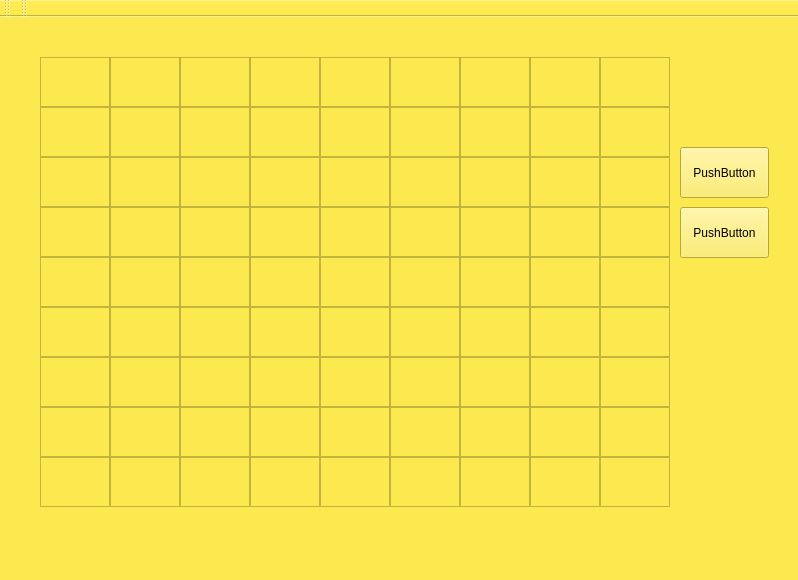
Old version of the form gui/mainwindow.ui in the repository fastz123/EmbededSW_Proj.
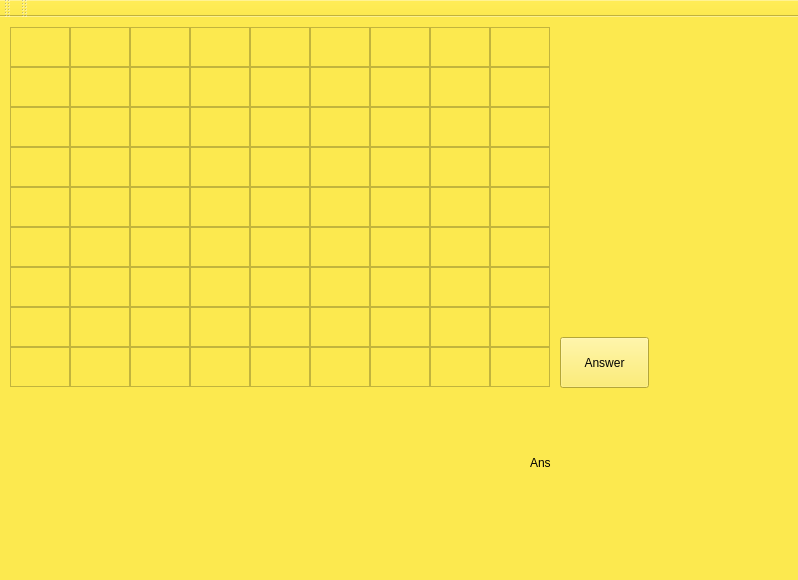
New version of the form.

Commit message: reduce 9x9 cell size

Patch:
```diff
--- a/gui/mainwindow.ui
+++ b/gui/mainwindow.ui
@@ -20,60 +20,39 @@
    <string notr="true">background-color: rgb(252, 233, 79);</string>
   </property>
   <widget class="QWidget" name="centralWidget">
-   <widget class="QTextEdit" name="textEdit_7">
+   <widget class="QTextEdit" name="textEdit_2">
     <property name="geometry">
      <rect>
-      <x>110</x>
-      <y>40</y>
-      <width>70</width>
-      <height>50</height>
+      <x>70</x>
+      <y>10</y>
+      <width>60</width>
+      <height>40</height>
      </rect>
     </property>
     <property name="styleSheet">
      <string notr="true">color: qlineargradient(spread:pad, x1:0, y1:0, x2:1, y2:0, stop:0 rgba(0, 0, 0, 255), stop:1 rgba(255, 255, 255, 255));</string>
     </property>
    </widget>
-   <widget class="QTextEdit" name="textEdit_8">
+   <widget class="QTextEdit" name="textEdit_3">
     <property name="geometry">
      <rect>
-      <x>40</x>
-      <y>40</y>
-      <width>70</width>
-      <height>50</height>
-     </rect>
-    </property>
-    <property name="styleSheet">
-     <string notr="true">gridline-color: rgb(0, 0, 0);</string>
-    </property>
-    <property name="html">
-     <string>&lt;!DOCTYPE HTML PUBLIC &quot;-//W3C//DTD HTML 4.0//EN&quot; &quot;http://www.w3.org/TR/REC-html40/strict.dtd&quot;&gt;
-&lt;html&gt;&lt;head&gt;&lt;meta name=&quot;qrichtext&quot; content=&quot;1&quot; /&gt;&lt;style type=&quot;text/css&quot;&gt;
-p, li { white-space: pre-wrap; }
-&lt;/style&gt;&lt;/head&gt;&lt;body style=&quot; font-family:'Ubuntu'; font-size:11pt; font-weight:400; font-style:normal;&quot;&gt;
-&lt;p align=&quot;center&quot; style=&quot;-qt-paragraph-type:empty; margin-top:0px; margin-bottom:0px; margin-left:0px; margin-right:0px; -qt-block-indent:0; text-indent:0px;&quot;&gt;&lt;br /&gt;&lt;/p&gt;
-&lt;p align=&quot;center&quot; style=&quot;-qt-paragraph-type:empty; margin-top:0px; margin-bottom:0px; margin-left:0px; margin-right:0px; -qt-block-indent:0; text-indent:0px;&quot;&gt;&lt;br /&gt;&lt;/p&gt;&lt;/body&gt;&lt;/html&gt;</string>
-    </property>
-   </widget>
-   <widget class="QTextEdit" name="textEdit_9">
-    <property name="geometry">
-     <rect>
-      <x>180</x>
-      <y>40</y>
-      <width>70</width>
-      <height>50</height>
+      <x>130</x>
+      <y>10</y>
+      <width>60</width>
+      <height>40</height>
      </rect>
     </property>
     <property name="styleSheet">
      <string notr="true">border-color: rgb(0, 0, 0);</string>
     </property>
    </widget>
-   <widget class="QTextEdit" name="textEdit_10">
+   <widget class="QTextEdit" name="textEdit_4">
     <property name="geometry">
      <rect>
-      <x>250</x>
-      <y>40</y>
-      <width>70</width>
-      <height>50</height>
+      <x>190</x>
+      <y>10</y>
+      <width>60</width>
+      <height>40</height>
      </rect>
     </property>
     <property name="styleSheet">
@@ -87,483 +66,483 @@
    <widget class="QTextEdit" name="textEdit_11">
     <property name="geometry">
      <rect>
-      <x>530</x>
-      <y>40</y>
-      <width>70</width>
-      <height>50</height>
+      <x>430</x>
+      <y>10</y>
+      <width>60</width>
+      <height>40</height>
      </rect>
     </property>
    </widget>
-   <widget class="QTextEdit" name="textEdit_12">
+   <widget class="QTextEdit" name="textEdit_6">
     <property name="geometry">
      <rect>
-      <x>390</x>
-      <y>40</y>
-      <width>70</width>
-      <height>50</height>
+      <x>310</x>
+      <y>10</y>
+      <width>60</width>
+      <height>40</height>
+     </rect>
+    </property>
+   </widget>
+   <widget class="QTextEdit" name="textEdit_7">
+    <property name="geometry">
+     <rect>
+      <x>370</x>
+      <y>10</y>
+      <width>60</width>
+      <height>40</height>
+     </rect>
+    </property>
+   </widget>
+   <widget class="QTextEdit" name="textEdit_5">
+    <property name="geometry">
+     <rect>
+      <x>250</x>
+      <y>10</y>
+      <width>60</width>
+      <height>40</height>
+     </rect>
+    </property>
+   </widget>
+   <widget class="QTextEdit" name="textEdit_9">
+    <property name="geometry">
+     <rect>
+      <x>490</x>
+      <y>10</y>
+      <width>60</width>
+      <height>40</height>
+     </rect>
+    </property>
+   </widget>
+   <widget class="QTextEdit" name="textEdit_18">
+    <property name="geometry">
+     <rect>
+      <x>490</x>
+      <y>50</y>
+      <width>60</width>
+      <height>40</height>
      </rect>
     </property>
    </widget>
    <widget class="QTextEdit" name="textEdit_13">
     <property name="geometry">
      <rect>
-      <x>460</x>
-      <y>40</y>
-      <width>70</width>
-      <height>50</height>
+      <x>190</x>
+      <y>50</y>
+      <width>60</width>
+      <height>40</height>
      </rect>
     </property>
    </widget>
    <widget class="QTextEdit" name="textEdit_14">
     <property name="geometry">
      <rect>
-      <x>320</x>
-      <y>40</y>
-      <width>70</width>
-      <height>50</height>
-     </rect>
-    </property>
-   </widget>
-   <widget class="QTextEdit" name="textEdit_15">
-    <property name="geometry">
-     <rect>
-      <x>600</x>
-      <y>40</y>
-      <width>70</width>
-      <height>50</height>
+      <x>250</x>
+      <y>50</y>
+      <width>60</width>
+      <height>40</height>
      </rect>
     </property>
    </widget>
    <widget class="QTextEdit" name="textEdit_16">
     <property name="geometry">
      <rect>
-      <x>600</x>
-      <y>90</y>
-      <width>70</width>
-      <height>50</height>
+      <x>370</x>
+      <y>50</y>
+      <width>60</width>
+      <height>40</height>
+     </rect>
+    </property>
+   </widget>
+   <widget class="QTextEdit" name="textEdit_11">
+    <property name="geometry">
+     <rect>
+      <x>70</x>
+      <y>50</y>
+      <width>60</width>
+      <height>40</height>
+     </rect>
+    </property>
+    <property name="html">
+     <string>&lt;!DOCTYPE HTML PUBLIC &quot;-//W3C//DTD HTML 4.0//EN&quot; &quot;http://www.w3.org/TR/REC-html40/strict.dtd&quot;&gt;
+&lt;html&gt;&lt;head&gt;&lt;meta name=&quot;qrichtext&quot; content=&quot;1&quot; /&gt;&lt;style type=&quot;text/css&quot;&gt;
+p, li { white-space: pre-wrap; }
+&lt;/style&gt;&lt;/head&gt;&lt;body style=&quot; font-family:'Ubuntu'; font-size:11pt; font-weight:400; font-style:normal;&quot;&gt;
+&lt;p style=&quot;-qt-paragraph-type:empty; margin-top:0px; margin-bottom:0px; margin-left:0px; margin-right:0px; -qt-block-indent:0; text-indent:0px;&quot;&gt;&lt;br /&gt;&lt;/p&gt;&lt;/body&gt;&lt;/html&gt;</string>
+    </property>
+   </widget>
+   <widget class="QTextEdit" name="textEdit_12">
+    <property name="geometry">
+     <rect>
+      <x>130</x>
+      <y>50</y>
+      <width>60</width>
+      <height>40</height>
      </rect>
     </property>
    </widget>
    <widget class="QTextEdit" name="textEdit_17">
     <property name="geometry">
      <rect>
+      <x>430</x>
+      <y>50</y>
+      <width>60</width>
+      <height>40</height>
+     </rect>
+    </property>
+   </widget>
+   <widget class="QTextEdit" name="textEdit_15">
+    <property name="geometry">
+     <rect>
+      <x>310</x>
+      <y>50</y>
+      <width>60</width>
+      <height>40</height>
+     </rect>
+    </property>
+   </widget>
+   <widget class="QTextEdit" name="textEdit_10">
+    <property name="geometry">
+     <rect>
+      <x>10</x>
+      <y>50</y>
+      <width>60</width>
+      <height>40</height>
+     </rect>
+    </property>
+   </widget>
+   <widget class="QTextEdit" name="textEdit_28">
+    <property name="geometry">
+     <rect>
+      <x>10</x>
+      <y>130</y>
+      <width>60</width>
+      <height>40</height>
+     </rect>
+    </property>
+   </widget>
+   <widget class="QTextEdit" name="textEdit_35">
+    <property name="geometry">
+     <rect>
+      <x>430</x>
+      <y>130</y>
+      <width>60</width>
+      <height>40</height>
+     </rect>
+    </property>
+   </widget>
+   <widget class="QTextEdit" name="textEdit_32">
+    <property name="geometry">
+     <rect>
       <x>250</x>
-      <y>90</y>
-      <width>70</width>
-      <height>50</height>
+      <y>130</y>
+      <width>60</width>
+      <height>40</height>
      </rect>
     </property>
    </widget>
    <widget class="QTextEdit" name="textEdit_18">
     <property name="geometry">
      <rect>
-      <x>320</x>
-      <y>90</y>
-      <width>70</width>
-      <height>50</height>
-     </rect>
-    </property>
-   </widget>
-   <widget class="QTextEdit" name="textEdit_19">
-    <property name="geometry">
-     <rect>
-      <x>460</x>
-      <y>90</y>
-      <width>70</width>
-      <height>50</height>
+      <x>130</x>
+      <y>130</y>
+      <width>60</width>
+      <height>40</height>
      </rect>
     </property>
    </widget>
    <widget class="QTextEdit" name="textEdit_20">
     <property name="geometry">
      <rect>
-      <x>110</x>
+      <x>70</x>
       <y>90</y>
-      <width>70</width>
-      <height>50</height>
-     </rect>
-    </property>
-    <property name="html">
-     <string>&lt;!DOCTYPE HTML PUBLIC &quot;-//W3C//DTD HTML 4.0//EN&quot; &quot;http://www.w3.org/TR/REC-html40/strict.dtd&quot;&gt;
-&lt;html&gt;&lt;head&gt;&lt;meta name=&quot;qrichtext&quot; content=&quot;1&quot; /&gt;&lt;style type=&quot;text/css&quot;&gt;
-p, li { white-space: pre-wrap; }
-&lt;/style&gt;&lt;/head&gt;&lt;body style=&quot; font-family:'Ubuntu'; font-size:11pt; font-weight:400; font-style:normal;&quot;&gt;
-&lt;p style=&quot;-qt-paragraph-type:empty; margin-top:0px; margin-bottom:0px; margin-left:0px; margin-right:0px; -qt-block-indent:0; text-indent:0px;&quot;&gt;&lt;br /&gt;&lt;/p&gt;&lt;/body&gt;&lt;/html&gt;</string>
-    </property>
-   </widget>
-   <widget class="QTextEdit" name="textEdit_21">
-    <property name="geometry">
-     <rect>
-      <x>180</x>
-      <y>90</y>
-      <width>70</width>
-      <height>50</height>
+      <width>60</width>
+      <height>40</height>
      </rect>
     </property>
    </widget>
    <widget class="QTextEdit" name="textEdit_22">
     <property name="geometry">
      <rect>
-      <x>530</x>
+      <x>190</x>
       <y>90</y>
-      <width>70</width>
-      <height>50</height>
+      <width>60</width>
+      <height>40</height>
      </rect>
     </property>
    </widget>
    <widget class="QTextEdit" name="textEdit_23">
     <property name="geometry">
      <rect>
-      <x>390</x>
+      <x>250</x>
       <y>90</y>
-      <width>70</width>
-      <height>50</height>
-     </rect>
-    </property>
-   </widget>
-   <widget class="QTextEdit" name="textEdit_24">
-    <property name="geometry">
-     <rect>
-      <x>40</x>
-      <y>90</y>
-      <width>70</width>
-      <height>50</height>
-     </rect>
-    </property>
-   </widget>
-   <widget class="QTextEdit" name="textEdit_25">
-    <property name="geometry">
-     <rect>
-      <x>40</x>
-      <y>190</y>
-      <width>70</width>
-      <height>50</height>
+      <width>60</width>
+      <height>40</height>
      </rect>
     </property>
    </widget>
    <widget class="QTextEdit" name="textEdit_26">
     <property name="geometry">
      <rect>
-      <x>530</x>
-      <y>190</y>
-      <width>70</width>
-      <height>50</height>
+      <x>430</x>
+      <y>90</y>
+      <width>60</width>
+      <height>40</height>
      </rect>
     </property>
    </widget>
    <widget class="QTextEdit" name="textEdit_27">
     <property name="geometry">
      <rect>
-      <x>320</x>
-      <y>190</y>
-      <width>70</width>
-      <height>50</height>
+      <x>370</x>
+      <y>130</y>
+      <width>60</width>
+      <height>40</height>
      </rect>
     </property>
    </widget>
    <widget class="QTextEdit" name="textEdit_28">
     <property name="geometry">
      <rect>
-      <x>180</x>
-      <y>190</y>
-      <width>70</width>
-      <height>50</height>
+      <x>310</x>
+      <y>130</y>
+      <width>60</width>
+      <height>40</height>
      </rect>
     </property>
    </widget>
    <widget class="QTextEdit" name="textEdit_29">
     <property name="geometry">
      <rect>
-      <x>110</x>
-      <y>140</y>
-      <width>70</width>
-      <height>50</height>
+      <x>70</x>
+      <y>130</y>
+      <width>60</width>
+      <height>40</height>
      </rect>
     </property>
+    <property name="styleSheet">
+     <string notr="true">gridline-color: rgb(0, 0, 0);</string>
+    </property>
    </widget>
    <widget class="QTextEdit" name="textEdit_30">
     <property name="geometry">
      <rect>
-      <x>250</x>
-      <y>140</y>
-      <width>70</width>
-      <height>50</height>
+      <x>130</x>
+      <y>90</y>
+      <width>60</width>
+      <height>40</height>
+     </rect>
+    </property>
+   </widget>
+   <widget class="QTextEdit" name="textEdit_27">
+    <property name="geometry">
+     <rect>
+      <x>490</x>
+      <y>90</y>
+      <width>60</width>
+      <height>40</height>
+     </rect>
+    </property>
+   </widget>
+   <widget class="QTextEdit" name="textEdit_24">
+    <property name="geometry">
+     <rect>
+      <x>310</x>
+      <y>90</y>
+      <width>60</width>
+      <height>40</height>
+     </rect>
+    </property>
+   </widget>
+   <widget class="QTextEdit" name="textEdit_19">
+    <property name="geometry">
+     <rect>
+      <x>10</x>
+      <y>90</y>
+      <width>60</width>
+      <height>40</height>
      </rect>
     </property>
    </widget>
    <widget class="QTextEdit" name="textEdit_31">
     <property name="geometry">
      <rect>
-      <x>320</x>
-      <y>140</y>
-      <width>70</width>
-      <height>50</height>
+      <x>190</x>
+      <y>130</y>
+      <width>60</width>
+      <height>40</height>
      </rect>
     </property>
    </widget>
-   <widget class="QTextEdit" name="textEdit_32">
-    <property name="geometry">
-     <rect>
-      <x>530</x>
-      <y>140</y>
-      <width>70</width>
-      <height>50</height>
-     </rect>
-    </property>
-   </widget>
-   <widget class="QTextEdit" name="textEdit_33">
-    <property name="geometry">
-     <rect>
-      <x>460</x>
-      <y>190</y>
-      <width>70</width>
-      <height>50</height>
-     </rect>
-    </property>
-   </widget>
-   <widget class="QTextEdit" name="textEdit_34">
-    <property name="geometry">
-     <rect>
-      <x>390</x>
-      <y>190</y>
-      <width>70</width>
-      <height>50</height>
-     </rect>
-    </property>
-   </widget>
-   <widget class="QTextEdit" name="textEdit_35">
-    <property name="geometry">
-     <rect>
-      <x>110</x>
-      <y>190</y>
-      <width>70</width>
-      <height>50</height>
-     </rect>
-    </property>
-    <property name="styleSheet">
-     <string notr="true">gridline-color: rgb(0, 0, 0);</string>
-    </property>
-   </widget>
    <widget class="QTextEdit" name="textEdit_36">
     <property name="geometry">
      <rect>
-      <x>180</x>
-      <y>140</y>
-      <width>70</width>
-      <height>50</height>
+      <x>490</x>
+      <y>130</y>
+      <width>60</width>
+      <height>40</height>
      </rect>
     </property>
    </widget>
    <widget class="QTextEdit" name="textEdit_37">
     <property name="geometry">
      <rect>
-      <x>600</x>
-      <y>140</y>
-      <width>70</width>
-      <height>50</height>
+      <x>370</x>
+      <y>90</y>
+      <width>60</width>
+      <height>40</height>
+     </rect>
+    </property>
+   </widget>
+   <widget class="QTextEdit" name="textEdit_61">
+    <property name="geometry">
+     <rect>
+      <x>370</x>
+      <y>250</y>
+      <width>60</width>
+      <height>40</height>
+     </rect>
+    </property>
+   </widget>
+   <widget class="QTextEdit" name="textEdit_56">
+    <property name="geometry">
+     <rect>
+      <x>70</x>
+      <y>250</y>
+      <width>60</width>
+      <height>40</height>
+     </rect>
+    </property>
+   </widget>
+   <widget class="QTextEdit" name="textEdit_70">
+    <property name="geometry">
+     <rect>
+      <x>370</x>
+      <y>290</y>
+      <width>60</width>
+      <height>40</height>
+     </rect>
+    </property>
+   </widget>
+   <widget class="QTextEdit" name="textEdit_55">
+    <property name="geometry">
+     <rect>
+      <x>10</x>
+      <y>250</y>
+      <width>60</width>
+      <height>40</height>
+     </rect>
+    </property>
+   </widget>
+   <widget class="QTextEdit" name="textEdit_59">
+    <property name="geometry">
+     <rect>
+      <x>250</x>
+      <y>250</y>
+      <width>60</width>
+      <height>40</height>
+     </rect>
+    </property>
+   </widget>
+   <widget class="QTextEdit" name="textEdit_53">
+    <property name="geometry">
+     <rect>
+      <x>430</x>
+      <y>210</y>
+      <width>60</width>
+      <height>40</height>
+     </rect>
+    </property>
+    <property name="styleSheet">
+     <string notr="true">selection-color: rgb(0, 0, 0);</string>
+    </property>
+   </widget>
+   <widget class="QTextEdit" name="textEdit_50">
+    <property name="geometry">
+     <rect>
+      <x>250</x>
+      <y>210</y>
+      <width>60</width>
+      <height>40</height>
+     </rect>
+    </property>
+   </widget>
+   <widget class="QTextEdit" name="textEdit_58">
+    <property name="geometry">
+     <rect>
+      <x>190</x>
+      <y>250</y>
+      <width>60</width>
+      <height>40</height>
+     </rect>
+    </property>
+   </widget>
+   <widget class="QTextEdit" name="textEdit_57">
+    <property name="geometry">
+     <rect>
+      <x>130</x>
+      <y>250</y>
+      <width>60</width>
+      <height>40</height>
+     </rect>
+    </property>
+   </widget>
+   <widget class="QTextEdit" name="textEdit_62">
+    <property name="geometry">
+     <rect>
+      <x>430</x>
+      <y>250</y>
+      <width>60</width>
+      <height>40</height>
+     </rect>
+    </property>
+   </widget>
+   <widget class="QTextEdit" name="textEdit_48">
+    <property name="geometry">
+     <rect>
+      <x>130</x>
+      <y>210</y>
+      <width>60</width>
+      <height>40</height>
+     </rect>
+    </property>
+   </widget>
+   <widget class="QTextEdit" name="textEdit_69">
+    <property name="geometry">
+     <rect>
+      <x>310</x>
+      <y>290</y>
+      <width>60</width>
+      <height>40</height>
      </rect>
     </property>
    </widget>
    <widget class="QTextEdit" name="textEdit_38">
     <property name="geometry">
      <rect>
-      <x>390</x>
-      <y>140</y>
-      <width>70</width>
-      <height>50</height>
-     </rect>
-    </property>
-   </widget>
-   <widget class="QTextEdit" name="textEdit_39">
-    <property name="geometry">
-     <rect>
-      <x>40</x>
-      <y>140</y>
-      <width>70</width>
-      <height>50</height>
+      <x>70</x>
+      <y>170</y>
+      <width>60</width>
+      <height>40</height>
      </rect>
     </property>
    </widget>
    <widget class="QTextEdit" name="textEdit_40">
     <property name="geometry">
      <rect>
-      <x>250</x>
-      <y>190</y>
-      <width>70</width>
-      <height>50</height>
+      <x>190</x>
+      <y>170</y>
+      <width>60</width>
+      <height>40</height>
      </rect>
     </property>
    </widget>
    <widget class="QTextEdit" name="textEdit_41">
     <property name="geometry">
      <rect>
-      <x>600</x>
-      <y>190</y>
-      <width>70</width>
-      <height>50</height>
-     </rect>
-    </property>
-   </widget>
-   <widget class="QTextEdit" name="textEdit_42">
-    <property name="geometry">
-     <rect>
-      <x>460</x>
-      <y>140</y>
-      <width>70</width>
-      <height>50</height>
-     </rect>
-    </property>
-   </widget>
-   <widget class="QTextEdit" name="textEdit_43">
-    <property name="geometry">
-     <rect>
-      <x>460</x>
-      <y>340</y>
-      <width>70</width>
-      <height>50</height>
-     </rect>
-    </property>
-   </widget>
-   <widget class="QTextEdit" name="textEdit_44">
-    <property name="geometry">
-     <rect>
-      <x>110</x>
-      <y>340</y>
-      <width>70</width>
-      <height>50</height>
-     </rect>
-    </property>
-   </widget>
-   <widget class="QTextEdit" name="textEdit_45">
-    <property name="geometry">
-     <rect>
-      <x>460</x>
-      <y>390</y>
-      <width>70</width>
-      <height>50</height>
-     </rect>
-    </property>
-   </widget>
-   <widget class="QTextEdit" name="textEdit_46">
-    <property name="geometry">
-     <rect>
-      <x>40</x>
-      <y>340</y>
-      <width>70</width>
-      <height>50</height>
-     </rect>
-    </property>
-   </widget>
-   <widget class="QTextEdit" name="textEdit_47">
-    <property name="geometry">
-     <rect>
-      <x>320</x>
-      <y>340</y>
-      <width>70</width>
-      <height>50</height>
-     </rect>
-    </property>
-   </widget>
-   <widget class="QTextEdit" name="textEdit_48">
-    <property name="geometry">
-     <rect>
-      <x>530</x>
-      <y>290</y>
-      <width>70</width>
-      <height>50</height>
-     </rect>
-    </property>
-    <property name="styleSheet">
-     <string notr="true">selection-color: rgb(0, 0, 0);</string>
-    </property>
-   </widget>
-   <widget class="QTextEdit" name="textEdit_49">
-    <property name="geometry">
-     <rect>
-      <x>320</x>
-      <y>290</y>
-      <width>70</width>
-      <height>50</height>
-     </rect>
-    </property>
-   </widget>
-   <widget class="QTextEdit" name="textEdit_50">
-    <property name="geometry">
-     <rect>
       <x>250</x>
-      <y>340</y>
-      <width>70</width>
-      <height>50</height>
-     </rect>
-    </property>
-   </widget>
-   <widget class="QTextEdit" name="textEdit_51">
-    <property name="geometry">
-     <rect>
-      <x>180</x>
-      <y>340</y>
-      <width>70</width>
-      <height>50</height>
-     </rect>
-    </property>
-   </widget>
-   <widget class="QTextEdit" name="textEdit_52">
-    <property name="geometry">
-     <rect>
-      <x>530</x>
-      <y>340</y>
-      <width>70</width>
-      <height>50</height>
-     </rect>
-    </property>
-   </widget>
-   <widget class="QTextEdit" name="textEdit_53">
-    <property name="geometry">
-     <rect>
-      <x>180</x>
-      <y>290</y>
-      <width>70</width>
-      <height>50</height>
-     </rect>
-    </property>
-   </widget>
-   <widget class="QTextEdit" name="textEdit_54">
-    <property name="geometry">
-     <rect>
-      <x>390</x>
-      <y>390</y>
-      <width>70</width>
-      <height>50</height>
-     </rect>
-    </property>
-   </widget>
-   <widget class="QTextEdit" name="textEdit_55">
-    <property name="geometry">
-     <rect>
-      <x>110</x>
-      <y>240</y>
-      <width>70</width>
-      <height>50</height>
-     </rect>
-    </property>
-   </widget>
-   <widget class="QTextEdit" name="textEdit_56">
-    <property name="geometry">
-     <rect>
-      <x>250</x>
-      <y>240</y>
-      <width>70</width>
-      <height>50</height>
-     </rect>
-    </property>
-   </widget>
-   <widget class="QTextEdit" name="textEdit_57">
-    <property name="geometry">
-     <rect>
-      <x>320</x>
-      <y>240</y>
-      <width>70</width>
-      <height>50</height>
+      <y>170</y>
+      <width>60</width>
+      <height>40</height>
      </rect>
     </property>
     <property name="styleSheet">
@@ -573,220 +552,220 @@
    <widget class="QTextEdit" name="textEdit_58">
     <property name="geometry">
      <rect>
-      <x>320</x>
-      <y>390</y>
-      <width>70</width>
-      <height>50</height>
+      <x>250</x>
+      <y>290</y>
+      <width>60</width>
+      <height>40</height>
      </rect>
     </property>
    </widget>
    <widget class="QTextEdit" name="textEdit_59">
     <property name="geometry">
      <rect>
-      <x>110</x>
-      <y>390</y>
-      <width>70</width>
-      <height>50</height>
-     </rect>
-    </property>
-   </widget>
-   <widget class="QTextEdit" name="textEdit_60">
-    <property name="geometry">
-     <rect>
-      <x>600</x>
-      <y>340</y>
-      <width>70</width>
-      <height>50</height>
-     </rect>
-    </property>
-   </widget>
-   <widget class="QTextEdit" name="textEdit_61">
-    <property name="geometry">
-     <rect>
-      <x>530</x>
-      <y>240</y>
-      <width>70</width>
-      <height>50</height>
-     </rect>
-    </property>
-   </widget>
-   <widget class="QTextEdit" name="textEdit_62">
-    <property name="geometry">
-     <rect>
-      <x>40</x>
-      <y>390</y>
-      <width>70</width>
-      <height>50</height>
+      <x>70</x>
+      <y>290</y>
+      <width>60</width>
+      <height>40</height>
      </rect>
     </property>
    </widget>
    <widget class="QTextEdit" name="textEdit_63">
     <property name="geometry">
      <rect>
-      <x>250</x>
-      <y>390</y>
-      <width>70</width>
-      <height>50</height>
+      <x>490</x>
+      <y>250</y>
+      <width>60</width>
+      <height>40</height>
+     </rect>
+    </property>
+   </widget>
+   <widget class="QTextEdit" name="textEdit_44">
+    <property name="geometry">
+     <rect>
+      <x>430</x>
+      <y>170</y>
+      <width>60</width>
+      <height>40</height>
      </rect>
     </property>
    </widget>
    <widget class="QTextEdit" name="textEdit_64">
     <property name="geometry">
      <rect>
-      <x>180</x>
-      <y>390</y>
-      <width>70</width>
-      <height>50</height>
-     </rect>
-    </property>
-   </widget>
-   <widget class="QTextEdit" name="textEdit_65">
-    <property name="geometry">
-     <rect>
-      <x>390</x>
-      <y>340</y>
-      <width>70</width>
-      <height>50</height>
-     </rect>
-    </property>
-   </widget>
-   <widget class="QTextEdit" name="textEdit_66">
-    <property name="geometry">
-     <rect>
-      <x>460</x>
+      <x>10</x>
       <y>290</y>
-      <width>70</width>
-      <height>50</height>
+      <width>60</width>
+      <height>40</height>
      </rect>
     </property>
    </widget>
    <widget class="QTextEdit" name="textEdit_67">
     <property name="geometry">
      <rect>
-      <x>390</x>
+      <x>190</x>
       <y>290</y>
-      <width>70</width>
-      <height>50</height>
+      <width>60</width>
+      <height>40</height>
      </rect>
     </property>
    </widget>
    <widget class="QTextEdit" name="textEdit_68">
     <property name="geometry">
      <rect>
-      <x>110</x>
+      <x>130</x>
       <y>290</y>
-      <width>70</width>
-      <height>50</height>
+      <width>60</width>
+      <height>40</height>
      </rect>
     </property>
    </widget>
    <widget class="QTextEdit" name="textEdit_69">
     <property name="geometry">
      <rect>
-      <x>180</x>
-      <y>240</y>
-      <width>70</width>
-      <height>50</height>
+      <x>310</x>
+      <y>250</y>
+      <width>60</width>
+      <height>40</height>
      </rect>
     </property>
    </widget>
    <widget class="QTextEdit" name="textEdit_70">
     <property name="geometry">
      <rect>
-      <x>600</x>
-      <y>240</y>
-      <width>70</width>
-      <height>50</height>
+      <x>370</x>
+      <y>210</y>
+      <width>60</width>
+      <height>40</height>
+     </rect>
+    </property>
+   </widget>
+   <widget class="QTextEdit" name="textEdit_51">
+    <property name="geometry">
+     <rect>
+      <x>310</x>
+      <y>210</y>
+      <width>60</width>
+      <height>40</height>
+     </rect>
+    </property>
+   </widget>
+   <widget class="QTextEdit" name="textEdit_47">
+    <property name="geometry">
+     <rect>
+      <x>70</x>
+      <y>210</y>
+      <width>60</width>
+      <height>40</height>
+     </rect>
+    </property>
+   </widget>
+   <widget class="QTextEdit" name="textEdit_39">
+    <property name="geometry">
+     <rect>
+      <x>130</x>
+      <y>170</y>
+      <width>60</width>
+      <height>40</height>
+     </rect>
+    </property>
+   </widget>
+   <widget class="QTextEdit" name="textEdit_45">
+    <property name="geometry">
+     <rect>
+      <x>490</x>
+      <y>170</y>
+      <width>60</width>
+      <height>40</height>
      </rect>
     </property>
    </widget>
    <widget class="QTextEdit" name="textEdit_71">
     <property name="geometry">
      <rect>
-      <x>530</x>
-      <y>390</y>
-      <width>70</width>
-      <height>50</height>
+      <x>430</x>
+      <y>290</y>
+      <width>60</width>
+      <height>40</height>
+     </rect>
+    </property>
+   </widget>
+   <widget class="QTextEdit" name="textEdit_42">
+    <property name="geometry">
+     <rect>
+      <x>310</x>
+      <y>170</y>
+      <width>60</width>
+      <height>40</height>
+     </rect>
+    </property>
+   </widget>
+   <widget class="QTextEdit" name="textEdit_37">
+    <property name="geometry">
+     <rect>
+      <x>10</x>
+      <y>170</y>
+      <width>60</width>
+      <height>40</height>
+     </rect>
+    </property>
+   </widget>
+   <widget class="QTextEdit" name="textEdit_46">
+    <property name="geometry">
+     <rect>
+      <x>10</x>
+      <y>210</y>
+      <width>60</width>
+      <height>40</height>
+     </rect>
+    </property>
+   </widget>
+   <widget class="QTextEdit" name="textEdit_49">
+    <property name="geometry">
+     <rect>
+      <x>190</x>
+      <y>210</y>
+      <width>60</width>
+      <height>40</height>
+     </rect>
+    </property>
+   </widget>
+   <widget class="QTextEdit" name="textEdit_54">
+    <property name="geometry">
+     <rect>
+      <x>490</x>
+      <y>210</y>
+      <width>60</width>
+      <height>40</height>
+     </rect>
+    </property>
+   </widget>
+   <widget class="QTextEdit" name="textEdit_43">
+    <property name="geometry">
+     <rect>
+      <x>370</x>
+      <y>170</y>
+      <width>60</width>
+      <height>40</height>
      </rect>
     </property>
    </widget>
    <widget class="QTextEdit" name="textEdit_72">
     <property name="geometry">
      <rect>
-      <x>390</x>
-      <y>240</y>
-      <width>70</width>
-      <height>50</height>
-     </rect>
-    </property>
-   </widget>
-   <widget class="QTextEdit" name="textEdit_73">
-    <property name="geometry">
-     <rect>
-      <x>40</x>
-      <y>240</y>
-      <width>70</width>
-      <height>50</height>
-     </rect>
-    </property>
-   </widget>
-   <widget class="QTextEdit" name="textEdit_74">
-    <property name="geometry">
-     <rect>
-      <x>40</x>
+      <x>490</x>
       <y>290</y>
-      <width>70</width>
-      <height>50</height>
-     </rect>
-    </property>
-   </widget>
-   <widget class="QTextEdit" name="textEdit_75">
-    <property name="geometry">
-     <rect>
-      <x>250</x>
-      <y>290</y>
-      <width>70</width>
-      <height>50</height>
-     </rect>
-    </property>
-   </widget>
-   <widget class="QTextEdit" name="textEdit_76">
-    <property name="geometry">
-     <rect>
-      <x>600</x>
-      <y>290</y>
-      <width>70</width>
-      <height>50</height>
-     </rect>
-    </property>
-   </widget>
-   <widget class="QTextEdit" name="textEdit_77">
-    <property name="geometry">
-     <rect>
-      <x>460</x>
-      <y>240</y>
-      <width>70</width>
-      <height>50</height>
-     </rect>
-    </property>
-   </widget>
-   <widget class="QTextEdit" name="textEdit_78">
-    <property name="geometry">
-     <rect>
-      <x>600</x>
-      <y>390</y>
-      <width>70</width>
-      <height>50</height>
+      <width>60</width>
+      <height>40</height>
      </rect>
     </property>
    </widget>
    <widget class="QTextEdit" name="textEdit_79">
     <property name="geometry">
      <rect>
-      <x>460</x>
-      <y>440</y>
-      <width>70</width>
-      <height>50</height>
+      <x>370</x>
+      <y>330</y>
+      <width>60</width>
+      <height>40</height>
      </rect>
     </property>
     <property name="styleSheet">
@@ -796,10 +775,10 @@
    <widget class="QTextEdit" name="textEdit_80">
     <property name="geometry">
      <rect>
-      <x>530</x>
-      <y>440</y>
-      <width>70</width>
-      <height>50</height>
+      <x>430</x>
+      <y>330</y>
+      <width>60</width>
+      <height>40</height>
      </rect>
     </property>
     <property name="autoFillBackground">
@@ -809,100 +788,113 @@
      <string notr="true">border-color: rgb(0, 0, 0);</string>
     </property>
    </widget>
+   <widget class="QTextEdit" name="textEdit_78">
+    <property name="geometry">
+     <rect>
+      <x>310</x>
+      <y>330</y>
+      <width>60</width>
+      <height>40</height>
+     </rect>
+    </property>
+   </widget>
+   <widget class="QTextEdit" name="textEdit_77">
+    <property name="geometry">
+     <rect>
+      <x>250</x>
+      <y>330</y>
+      <width>60</width>
+      <height>40</height>
+     </rect>
+    </property>
+   </widget>
+   <widget class="QTextEdit" name="textEdit_74">
+    <property name="geometry">
+     <rect>
+      <x>70</x>
+      <y>330</y>
+      <width>60</width>
+      <height>40</height>
+     </rect>
+    </property>
+   </widget>
+   <widget class="QTextEdit" name="textEdit_75">
+    <property name="geometry">
+     <rect>
+      <x>130</x>
+      <y>330</y>
+      <width>60</width>
+      <height>40</height>
+     </rect>
+    </property>
+   </widget>
    <widget class="QTextEdit" name="textEdit_81">
     <property name="geometry">
      <rect>
-      <x>390</x>
-      <y>440</y>
-      <width>70</width>
-      <height>50</height>
+      <x>490</x>
+      <y>330</y>
+      <width>60</width>
+      <height>40</height>
      </rect>
     </property>
    </widget>
-   <widget class="QTextEdit" name="textEdit_82">
+   <widget class="QTextEdit" name="textEdit_76">
     <property name="geometry">
      <rect>
-      <x>320</x>
-      <y>440</y>
-      <width>70</width>
-      <height>50</height>
+      <x>190</x>
+      <y>330</y>
+      <width>60</width>
+      <height>40</height>
      </rect>
     </property>
    </widget>
-   <widget class="QTextEdit" name="textEdit_83">
+   <widget class="QTextEdit" name="textEdit_73">
     <property name="geometry">
      <rect>
-      <x>110</x>
-      <y>440</y>
-      <width>70</width>
-      <height>50</height>
-     </rect>
-    </property>
-   </widget>
-   <widget class="QTextEdit" name="textEdit_84">
-    <property name="geometry">
-     <rect>
-      <x>180</x>
-      <y>440</y>
-      <width>70</width>
-      <height>50</height>
-     </rect>
-    </property>
-   </widget>
-   <widget class="QTextEdit" name="textEdit_85">
-    <property name="geometry">
-     <rect>
-      <x>600</x>
-      <y>440</y>
-      <width>70</width>
-      <height>50</height>
-     </rect>
-    </property>
-   </widget>
-   <widget class="QTextEdit" name="textEdit_86">
-    <property name="geometry">
-     <rect>
-      <x>250</x>
-      <y>440</y>
-      <width>70</width>
-      <height>50</height>
-     </rect>
-    </property>
-   </widget>
-   <widget class="QTextEdit" name="textEdit_87">
-    <property name="geometry">
-     <rect>
-      <x>40</x>
-      <y>440</y>
-      <width>70</width>
-      <height>50</height>
+      <x>10</x>
+      <y>330</y>
+      <width>60</width>
+      <height>40</height>
      </rect>
     </property>
    </widget>
    <widget class="QPushButton" name="pushButton">
     <property name="geometry">
      <rect>
-      <x>680</x>
-      <y>130</y>
+      <x>560</x>
+      <y>320</y>
       <width>89</width>
       <height>51</height>
      </rect>
     </property>
     <property name="text">
-     <string>PushButton</string>
+     <string>Answer</string>
     </property>
    </widget>
-   <widget class="QPushButton" name="pushButton_2">
+   <widget class="QTextEdit" name="textEdit_1">
     <property name="geometry">
      <rect>
-      <x>680</x>
-      <y>190</y>
-      <width>89</width>
-      <height>51</height>
+      <x>10</x>
+      <y>10</y>
+      <width>60</width>
+      <height>40</height>
      </rect>
     </property>
+    <property name="styleSheet">
+     <string notr="true">color: qlineargradient(spread:pad, x1:0, y1:0, x2:1, y2:0, stop:0 rgba(0, 0, 0, 255), stop:1 rgba(255, 255, 255, 255));</string>
+    </property>
+   </widget>
+   <widget class="QLabel" name="Answerlabel">
+    <property name="geometry">
+     <rect>
+      <x>530</x>
+      <y>380</y>
+      <width>251</width>
+      <height>131</height>
+     </rect>
+    </property>
     <property name="text">
-     <string>PushButton</string>
+     <string>Ans</string>
     </property>
    </widget>
   </widget>
```
Left out of the diff: 22 changed lines with no effect on the pictures.
